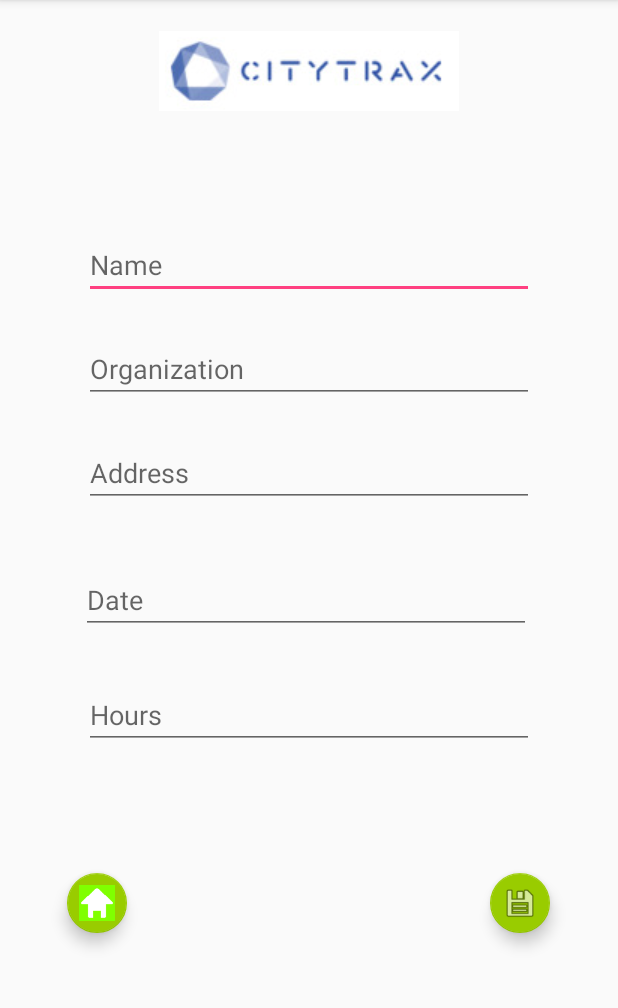
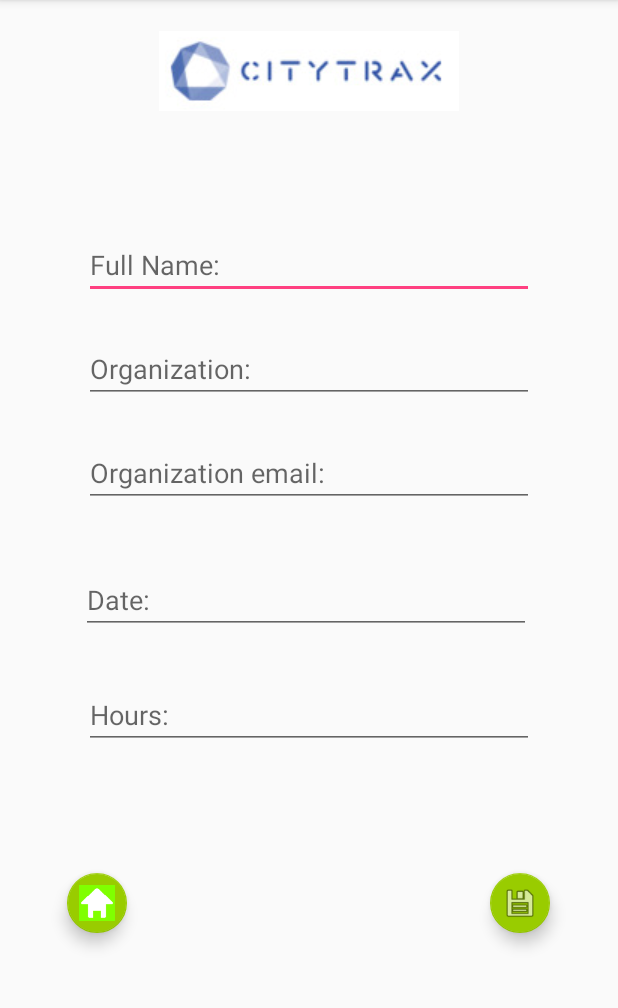
Before and after one commit to SK-Ouchi/NSC-AD430-Practicum, an Android app: the VolunteerCreationPage screen opened directly, with no data from a screen before it, on a phone screen of 412 x 824 dp, the part 84-1092 px from its top. Run offline under Robolectric (Android 15) with nearby library versions, the phone set to English and light mode, and no system bars.

Commit message:
Edit Volunteer Creation page fields

```diff
--- a/CityTrax/app/src/main/java/com/example/skouchi/citytrax/VolunteerCreationPage.java
+++ b/CityTrax/app/src/main/java/com/example/skouchi/citytrax/VolunteerCreationPage.java
@@ -23,7 +23,7 @@ public class VolunteerCreationPage extends AppCompatActivity {
 
         name = (EditText) findViewById(R.id.name);
         orgName = (EditText) findViewById(R.id.orgName);
-        orgAddress = (EditText) findViewById(R.id.orgAddress);
+        orgAddress = (EditText) findViewById(R.id.orgEmail);
         date = (EditText) findViewById(R.id.date);
         hoursWorked = (EditText) findViewById(R.id.hoursWorked);
 
--- a/CityTrax/app/src/main/res/layout/activity_volunteer_creation_page.xml
+++ b/CityTrax/app/src/main/res/layout/activity_volunteer_creation_page.xml
@@ -15,7 +15,7 @@
         android:layout_marginRight="8dp"
         android:layout_marginTop="26dp"
         android:ems="10"
-        android:hint="Name"
+        android:hint="Full Name:"
         android:inputType="textPersonName"
         app:layout_constraintBottom_toBottomOf="parent"
         app:layout_constraintLeft_toLeftOf="parent"
@@ -32,7 +32,7 @@
         android:layout_marginRight="8dp"
         android:layout_marginTop="8dp"
         android:ems="10"
-        android:hint="Organization"
+        android:hint="Organization:"
         android:inputType="textPersonName"
         app:layout_constraintBottom_toBottomOf="parent"
         app:layout_constraintHorizontal_bias="0.503"
@@ -42,7 +42,7 @@
         app:layout_constraintVertical_bias="0.032" />
 
     <EditText
-        android:id="@+id/orgAddress"
+        android:id="@+id/orgEmail"
         android:layout_width="300dp"
         android:layout_height="45dp"
         android:layout_marginBottom="8dp"
@@ -50,7 +50,7 @@
         android:layout_marginRight="8dp"
         android:layout_marginTop="8dp"
         android:ems="10"
-        android:hint="Address"
+        android:hint="Organization email:"
         android:inputType="textPersonName"
         app:layout_constraintBottom_toBottomOf="parent"
         app:layout_constraintHorizontal_bias="0.503"
@@ -68,13 +68,13 @@
         android:layout_marginRight="8dp"
         android:layout_marginTop="0dp"
         android:ems="10"
-        android:hint="Date"
+        android:hint="Date:"
         android:inputType="textPersonName"
         app:layout_constraintBottom_toBottomOf="parent"
         app:layout_constraintHorizontal_bias="0.433"
         app:layout_constraintLeft_toLeftOf="parent"
         app:layout_constraintRight_toRightOf="parent"
-        app:layout_constraintTop_toBottomOf="@+id/orgAddress"
+        app:layout_constraintTop_toBottomOf="@+id/orgEmail"
         app:layout_constraintVertical_bias="0.104" />
 
     <EditText
@@ -86,7 +86,7 @@
         android:layout_marginRight="8dp"
         android:layout_marginTop="8dp"
         android:ems="10"
-        android:hint="Hours"
+        android:hint="Hours:"
         android:inputType="textPersonName"
         app:layout_constraintBottom_toBottomOf="parent"
         app:layout_constraintLeft_toLeftOf="parent"
--- a/CityTrax/build.gradle
+++ b/CityTrax/build.gradle
@@ -5,7 +5,7 @@ buildscript {
         jcenter()
     }
     dependencies {
-    	  classpath 'com.android.tools.build:gradle:2.3.3'
+    	  classpath 'com.android.tools.build:gradle:3.0.0'
 
         // NOTE: Do not place your application dependencies here; they belong
         // in the individual module build.gradle files
```
